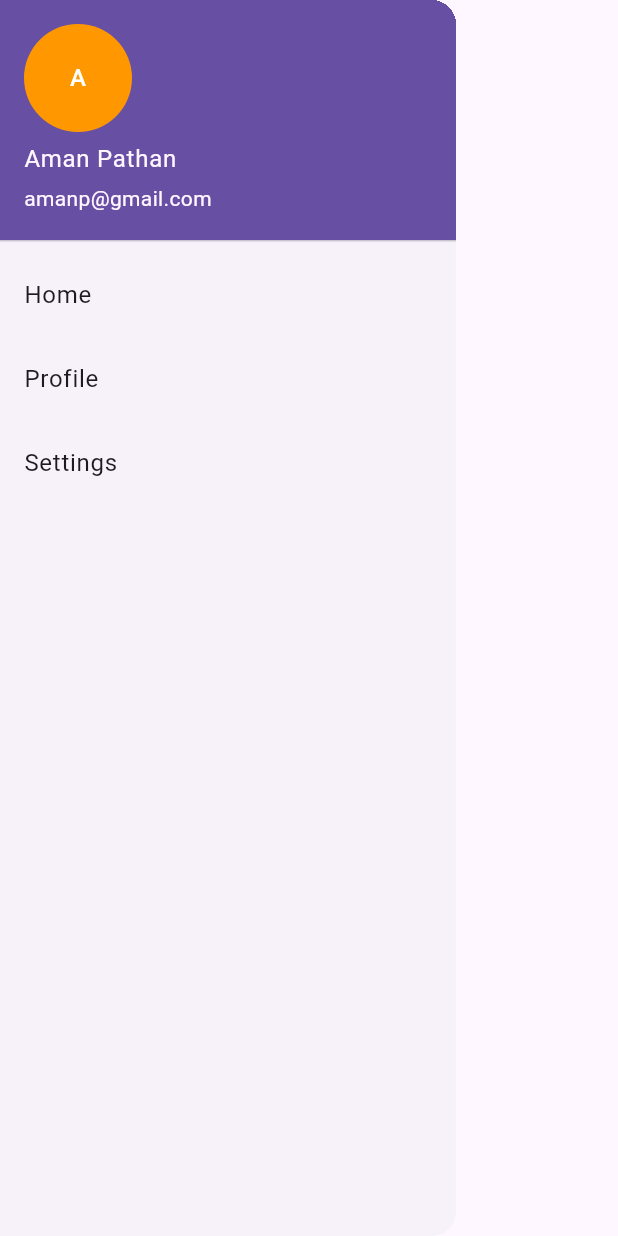
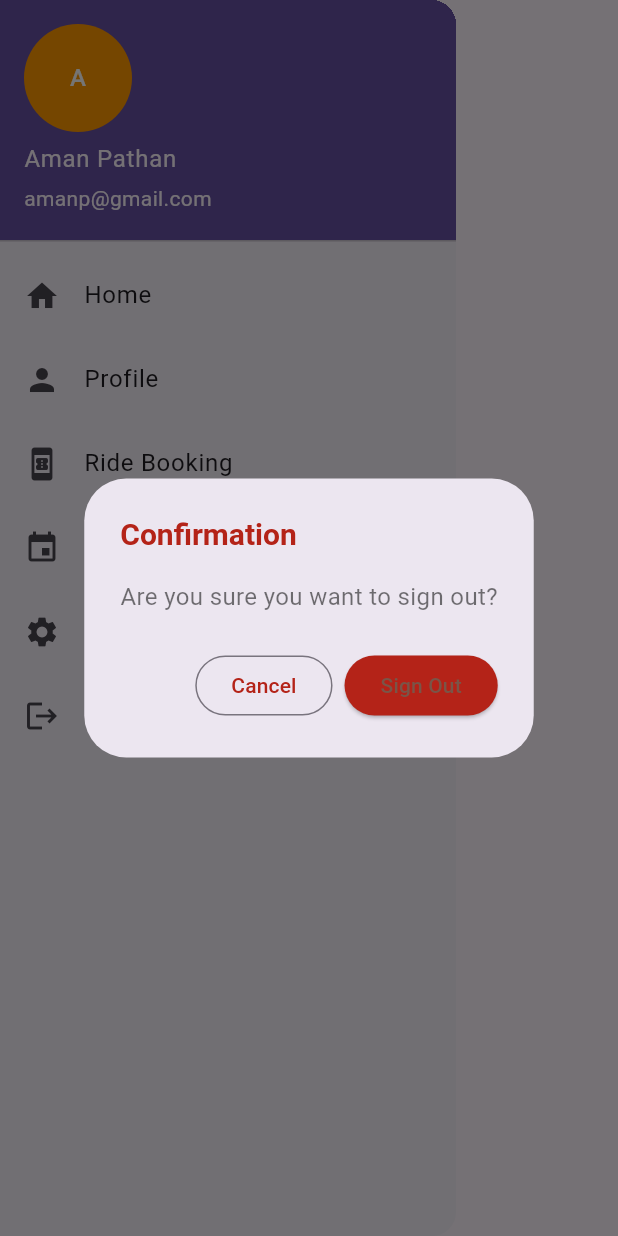
Before and after one commit to Amaanvikar/GetxFlow, a Flutter app: the DrawerWidget widget shown alone on an empty page, opened directly, on a phone screen of 412 x 824 dp. Run offline on Flutter 3.47's test engine with Material 3 defaults, Android fonts, the phone set to English and light mode, and no system bars; our stand-ins replace flutter_svg, get, image_picker, shared_preferences; accounts and stored records are empty; network calls fail.

Commit message:
ADD:drawer widget updated

```diff
--- a/lib/common/widget/drawer_widget.dart
+++ b/lib/common/widget/drawer_widget.dart
@@ -1,5 +1,8 @@
 import 'package:flutter/material.dart';
 import 'package:get/get.dart';
+import 'package:getxflow/controller/drawer_controller.dart';
+import 'package:getxflow/screens/login.dart';
+import 'package:shared_preferences/shared_preferences.dart';
 
 class DrawerWidget extends StatefulWidget {
   DrawerWidget({super.key});
@@ -9,10 +12,7 @@ class DrawerWidget extends StatefulWidget {
 }
 
 class _DrawerWidgetState extends State<DrawerWidget> {
-  final DrawerController drawerController = Get.put(DrawerController(
-    alignment: DrawerAlignment.start,
-    child: Text('null'),
-  ));
+  final DrawerLogicController controller = Get.put(DrawerLogicController());
 
   @override
   Widget build(BuildContext context) {
@@ -30,31 +30,65 @@ class _DrawerWidgetState extends State<DrawerWidget> {
           ),
           // Drawer Items
           ListTile(
-            title: Text('Home'),
-            onTap: () {
-              // Close the drawer and navigate to the home screen
-              Navigator.pop(context);
-              // Use GetX for navigation or any other navigation method
-              Get.toNamed('/home');
-            },
+            title: Text(
+              'Home',
+              style: TextStyle(fontSize: 16),
+            ),
+            leading: Icon(Icons.home),
+            onTap: () => Get.back(),
           ),
           ListTile(
-            title: Text('Profile'),
-            onTap: () {
-              // Close the drawer and navigate to the profile screen
-              Navigator.pop(context);
-              Get.toNamed('/profile');
-            },
+            title: Text(
+              'Profile',
+              style: TextStyle(fontSize: 16),
+            ),
+            leading: Icon(Icons.person),
+            onTap: () => Get.toNamed('/profile'),
           ),
           ListTile(
-            title: Text('Settings'),
-            onTap: () {
-              // Close the drawer and navigate to the settings screen
-              Navigator.pop(context);
-              Get.toNamed('/settings');
-            },
+            title: Text(
+              'Ride Booking',
+              style: TextStyle(fontSize: 16),
+            ),
+            leading: Icon(Icons.book_online),
+            onTap: () => Get.toNamed('/booking'),
           ),
-          // More Drawer Items can go here
+          ListTile(
+            title: Text(
+              'Event',
+              style: TextStyle(fontSize: 16),
+            ),
+            leading: Icon(Icons.event),
+            onTap: () => Get.toNamed('/event'),
+          ),
+          ListTile(
+            title: Text(
+              'Settings',
+              style: TextStyle(fontSize: 16),
+            ),
+            leading: Icon(Icons.settings),
+            onTap: () => Get.toNamed('/settings'),
+          ),
+          ListTile(
+              title: Text(
+                'Logout',
+                style: TextStyle(fontSize: 16),
+              ),
+              leading: Icon(Icons.logout),
+              onTap: () async {
+                bool shouldLogout =
+                    await controller.showLogoutConfirmationDialog();
+
+                if (shouldLogout) {
+                  // Clear shared preferences and navigate to login
+                  SharedPreferences prefs =
+                      await SharedPreferences.getInstance();
+                  await prefs.clear();
+
+                  Get.offAll(() =>
+                      LoginPage()); // Navigate to login screen and remove all previous routes
+                }
+              })
         ],
       ),
     );
--- a/lib/controller/drawer_controller.dart
+++ b/lib/controller/drawer_controller.dart
@@ -1,5 +1,48 @@
+import 'package:flutter/material.dart';
 import 'package:get/get.dart';
 
-class DrawerController extends GetxController {
+class DrawerLogicController extends GetxController {
   var selectedIndex = 0.obs;
+
+  @override
+  void onInit() {
+    super.onInit();
+    showLogoutConfirmationDialog();
+  }
+
+  Future<bool> showLogoutConfirmationDialog() async {
+    return await Get.dialog<bool>(
+          AlertDialog(
+            title: const Text(
+              "Confirmation",
+              style: TextStyle(
+                fontSize: 20,
+                fontWeight: FontWeight.bold,
+                color: Color(0xFFB42318),
+              ),
+            ),
+            content: const Text(
+              "Are you sure you want to sign out?",
+              style: TextStyle(fontSize: 16, color: Colors.black54),
+            ),
+            actions: [
+              OutlinedButton(
+                onPressed: () => Get.back(result: false),
+                child: const Text("Cancel",
+                    style: TextStyle(color: Color(0xFFB42318))),
+              ),
+              ElevatedButton(
+                onPressed: () => Get.back(result: true),
+                style: ElevatedButton.styleFrom(
+                    backgroundColor: Color(0xFFB42318)),
+                child: const Text(
+                  "Sign Out",
+                  style: TextStyle(color: Colors.brown),
+                ),
+              ),
+            ],
+          ),
+        ) ??
+        false;
+  }
 }
--- a/lib/controller/home_screen_controller.dart
+++ b/lib/controller/home_screen_controller.dart
@@ -1,6 +1,8 @@
 import 'package:get/get.dart';
+import 'package:getxflow/models/user_profile_model.dart';
 
 class HomeScreenController extends GetxController {
   var title = 'HomeScreen'.obs;
   var message = "This is HomeScreen".obs;
+  var profile = Rxn<DriverProfile>();
 }
--- a/lib/screens/homescreen.dart
+++ b/lib/screens/homescreen.dart
@@ -1,6 +1,7 @@
 import 'package:flutter/material.dart';
 import 'package:get/get.dart';
 import 'package:getxflow/common/widget/bottom_nav.dart';
+import 'package:getxflow/common/widget/drawer_widget.dart';
 import 'package:getxflow/controller/home_screen_controller.dart';
 
 class HomeScreen extends StatelessWidget {
@@ -10,9 +11,11 @@ class HomeScreen extends StatelessWidget {
   Widget build(BuildContext context) {
     final HomeScreenController controller = Get.put(HomeScreenController());
     return Scaffold(
+        drawer: DrawerWidget(),
         bottomNavigationBar: const BottomNavigation(),
         appBar: AppBar(
           centerTitle: true,
+          automaticallyImplyLeading: true,
           title: Obx(
             () => Text(
               controller.title.value,
```
Also changed, not shown: lib/screens/homepage.dart (+28 -28 lines), 125 other files.
